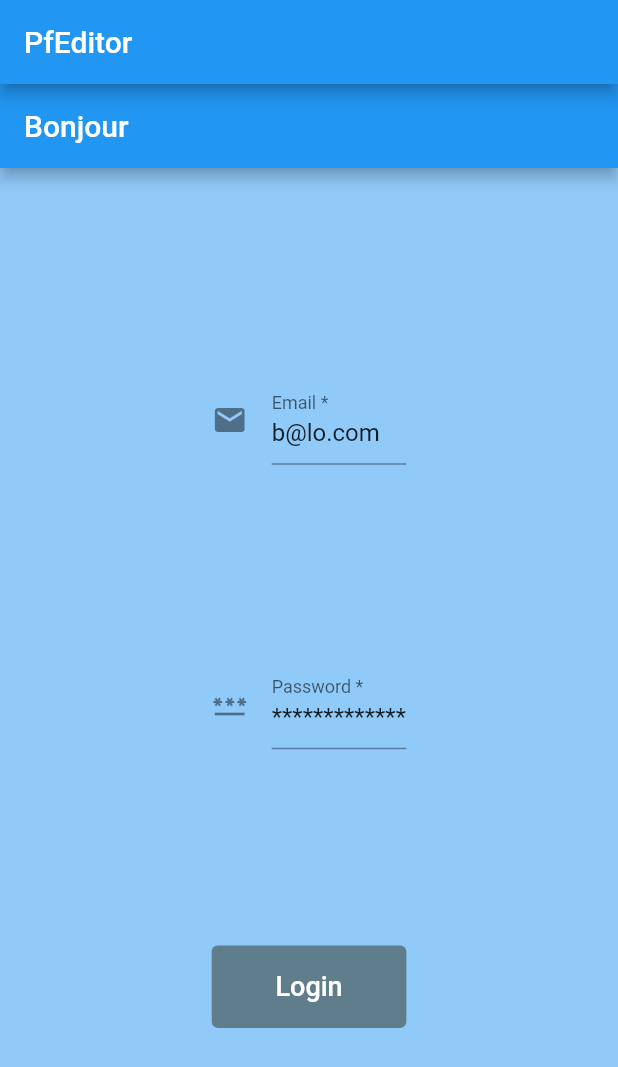
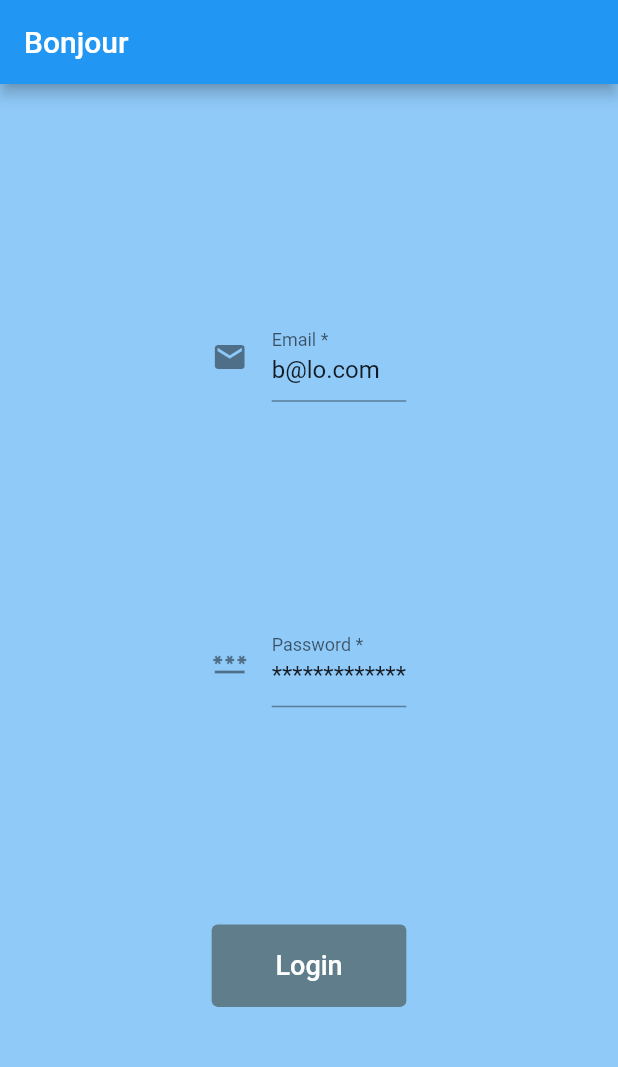
Before and after one commit to DutchJavaDev/pfeditor, a Flutter app: the screen it shows after launch, on a phone screen of 412 x 824 dp. Shown: the top 1067 px of the screen. Run offline on Flutter 3.47's test engine with Material 2 defaults, Android fonts, the phone set to English and light mode, and no system bars.

Commit message:
Update main.dart

```diff
--- a/lib/main.dart
+++ b/lib/main.dart
@@ -58,11 +58,6 @@ class _AppPageState extends State<App> {
 
   @override
   Widget build(BuildContext context) {
-    return Scaffold(
-        appBar: AppBar(
-          title: Text(widget.title),
-        ),
-        backgroundColor: Theme.of(context).backgroundColor,
-        body: const LoginPage());
+    return const LoginPage();
   }
 }
```
